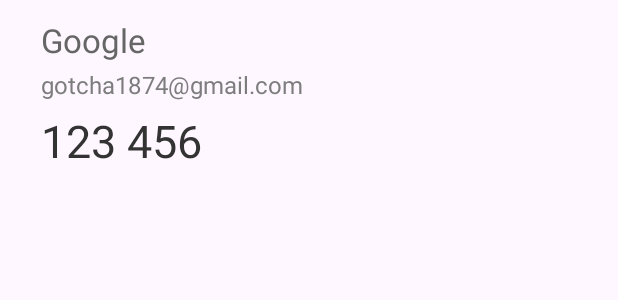
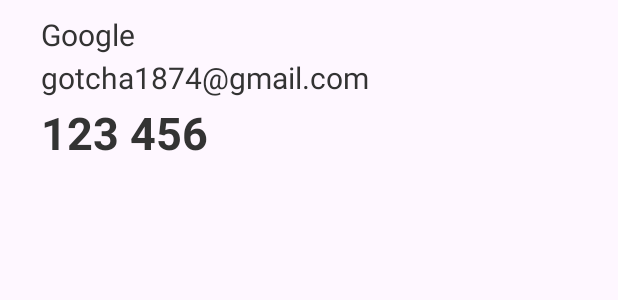
Before and after one commit to opoojkk/2step, an Android app: the layout layout_totp_item.xml on its own in the app's theme, with its tools: preview values and no code run, on a phone screen of 412 x 824 dp. Shown: the top 300 px of the screen. Run offline under Robolectric (Android 15) with nearby library versions, the phone set to English and light mode, and no system bars.

Commit message:
feat: adjust font size and position

```diff
--- a/app/src/main/res/layout/layout_totp_item.xml
+++ b/app/src/main/res/layout/layout_totp_item.xml
@@ -23,8 +23,9 @@
         android:layout_height="wrap_content"
         android:layout_marginStart="15dp"
         android:layout_marginTop="8dp"
-        android:textColor="#666666"
-        android:textSize="22dp"
+        android:includeFontPadding="false"
+        android:textColor="#333333"
+        android:textSize="20dp"
         app:layout_constraintStart_toStartOf="parent"
         app:layout_constraintTop_toTopOf="parent"
         tools:text="Google" />
@@ -33,9 +34,10 @@
         android:id="@+id/totp_account"
         android:layout_width="wrap_content"
         android:layout_height="wrap_content"
-        android:layout_marginTop="4dp"
-        android:textColor="#7D7D7D"
-        android:textSize="16dp"
+        android:layout_marginTop="5dp"
+        android:includeFontPadding="false"
+        android:textColor="#333333"
+        android:textSize="20dp"
         app:layout_constraintStart_toStartOf="@+id/totp_name"
         app:layout_constraintTop_toBottomOf="@+id/totp_name"
         tools:text="gotcha1874@gmail.com" />
@@ -44,10 +46,12 @@
         android:id="@+id/totp_code"
         android:layout_width="wrap_content"
         android:layout_height="wrap_content"
-        android:layout_marginTop="6dp"
+        android:layout_marginTop="8dp"
         android:layout_marginBottom="6dp"
+        android:includeFontPadding="false"
         android:textColor="#333333"
         android:textSize="30dp"
+        android:textStyle="bold"
         app:layout_constraintBottom_toBottomOf="parent"
         app:layout_constraintStart_toStartOf="@+id/totp_account"
         app:layout_constraintTop_toBottomOf="@+id/totp_account"
```
